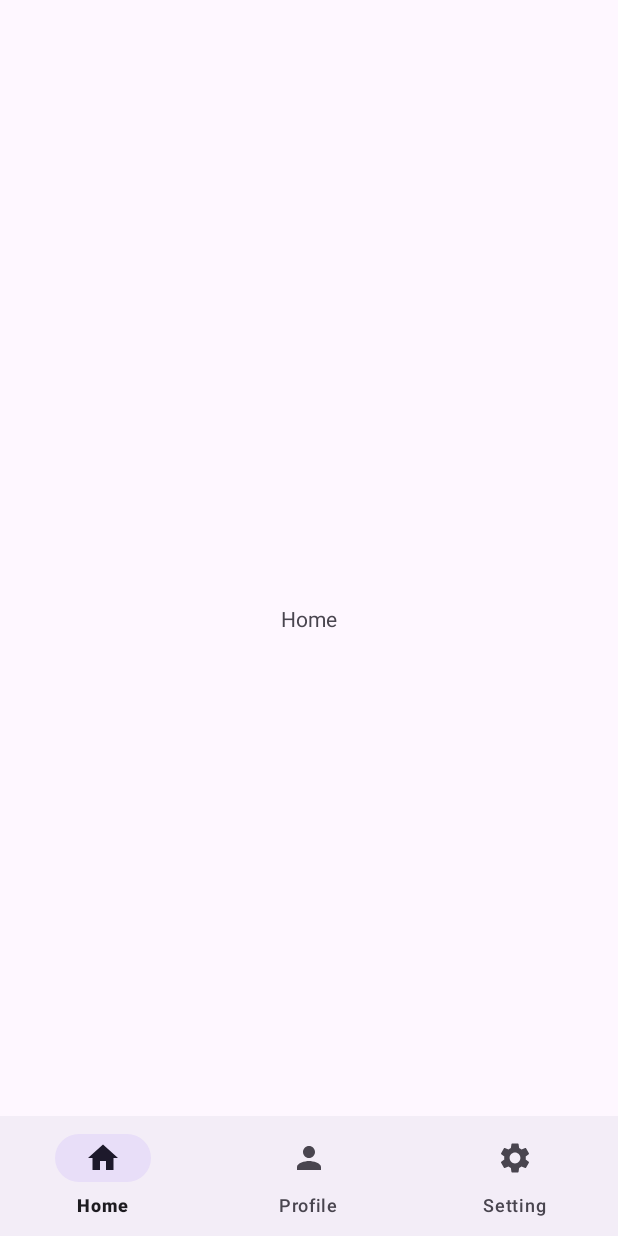
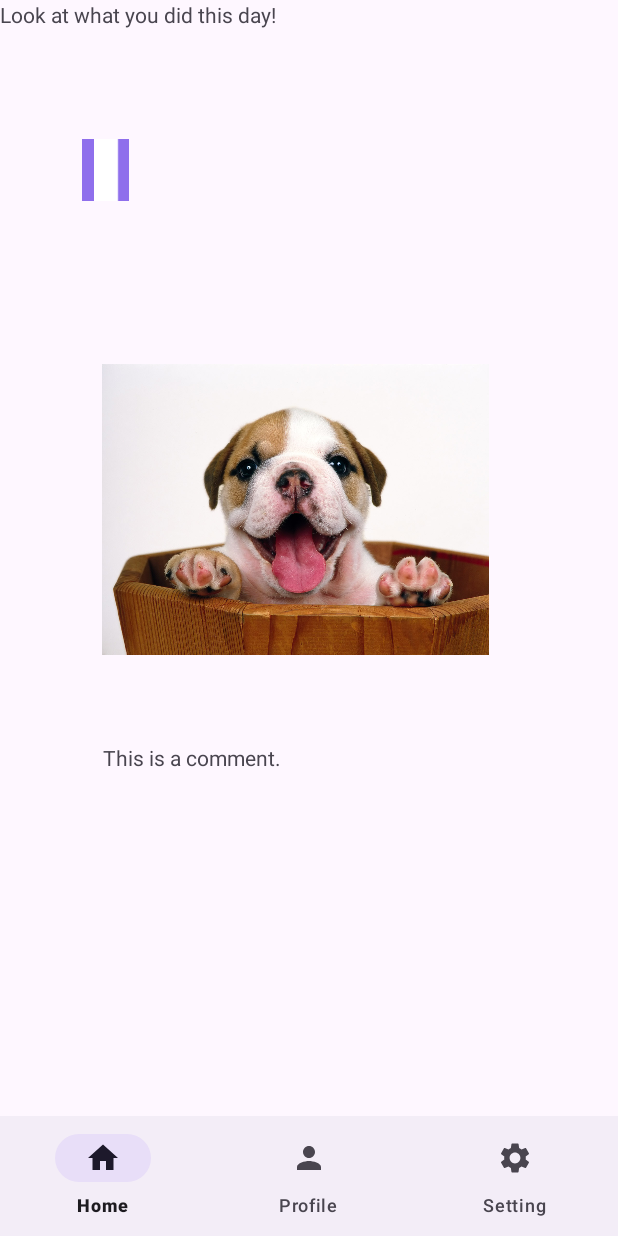
Before and after one commit to luciayn/bloom, an Android app: the screen it shows after launch (MainActivity), on a phone screen of 412 x 824 dp. Run offline under Robolectric (Android 15) with nearby library versions, the phone set to English and light mode, and no system bars; 3 statements that could not run were skipped.

Commit message:
home page 2

```diff
--- a/app/src/main/java/es/uc3m/android/navigation/HomeFragment.java
+++ b/app/src/main/java/es/uc3m/android/navigation/HomeFragment.java
@@ -20,15 +20,53 @@ import android.os.Bundle;
 import android.view.LayoutInflater;
 import android.view.View;
 import android.view.ViewGroup;
-
+import android.widget.ImageView;
+import android.widget.RelativeLayout;
+import android.widget.TextView;
+import androidx.annotation.NonNull;
+import androidx.annotation.Nullable;
 import androidx.fragment.app.Fragment;
+import java.text.DateFormat;
+import java.text.SimpleDateFormat;
+import java.util.Calendar;
+import java.util.Date;
+import java.util.Locale;
 
 public class HomeFragment extends Fragment {
 
+    @Nullable
     @Override
-    public View onCreateView(LayoutInflater inflater, ViewGroup container,
-                             Bundle savedInstanceState) {
-        return inflater.inflate(R.layout.home_fragment, container, false);
+    public View onCreateView(@NonNull LayoutInflater inflater, @Nullable ViewGroup container, @Nullable Bundle savedInstanceState) {
+        View rootView = inflater.inflate(R.layout.home_fragment, container, false);
+
+        TextView textViewDate = rootView.findViewById(R.id.text_date);
+        Date currentDate = Calendar.getInstance().getTime();
+        DateFormat dateFormat = new SimpleDateFormat("MMM dd, yyyy", Locale.getDefault());
+        String formattedDate = dateFormat.format(currentDate);
+        textViewDate.setText(formattedDate);
+
+        addContentView(rootView);
+
+        return rootView;
     }
 
+    private void addContentView(View rootView) {
+        RelativeLayout constraintLayout = rootView.findViewById(R.id.constraint_layout);
+
+        // Create and add photo
+        ImageView imageView = new ImageView(getContext());
+        imageView.setImageResource(R.drawable.photo1);
+        RelativeLayout.LayoutParams layoutParams = new RelativeLayout.LayoutParams(ViewGroup.LayoutParams.WRAP_CONTENT, ViewGroup.LayoutParams.WRAP_CONTENT);
+        layoutParams.setMargins(0, 0, 0, 0);
+        imageView.setLayoutParams(layoutParams);
+        constraintLayout.addView(imageView);
+
+        // Create and add comment
+        TextView textViewComment = new TextView(getContext());
+        textViewComment.setText("This is a comment."); // Set the comment text
+        RelativeLayout.LayoutParams layoutParamsComment = new RelativeLayout.LayoutParams(ViewGroup.LayoutParams.WRAP_CONTENT, ViewGroup.LayoutParams.WRAP_CONTENT);
+        layoutParamsComment.setMargins(0, 0, 0, 0);
+        textViewComment.setLayoutParams(layoutParamsComment);
+        constraintLayout.addView(textViewComment);
+    }
 }
--- a/app/src/main/res/layout/home_fragment.xml
+++ b/app/src/main/res/layout/home_fragment.xml
@@ -2,17 +2,62 @@
 <androidx.constraintlayout.widget.ConstraintLayout xmlns:android="http://schemas.android.com/apk/res/android"
     xmlns:app="http://schemas.android.com/apk/res-auto"
     xmlns:tools="http://schemas.android.com/tools"
+    android:id="@+id/constraint_layout"
     android:layout_width="match_parent"
     android:layout_height="match_parent"
-    tools:context=".MainActivity">
+    tools:context=".HomeFragment">
 
     <TextView
+        android:id="@+id/text_date"
+        android:layout_width="31dp"
+        android:layout_height="41dp"
+        android:background="#8F6FEC"
+        android:drawableStart="@drawable/calendar_icon"
+        android:drawablePadding="8dp"
+        android:gravity="center_vertical"
+        android:paddingStart="8dp"
+        android:paddingEnd="8dp"
+        android:textColor="@color/white"
+        android:textSize="24sp"
+        android:textStyle="bold"
+        app:layout_constraintBottom_toBottomOf="parent"
+        app:layout_constraintEnd_toEndOf="parent"
+        app:layout_constraintHorizontal_bias="0.144"
+        app:layout_constraintStart_toStartOf="parent"
+        app:layout_constraintTop_toTopOf="parent"
+        app:layout_constraintVertical_bias="0.118" />
+
+    <TextView
+        android:id="@+id/textView"
         android:layout_width="wrap_content"
         android:layout_height="wrap_content"
-        android:text="@string/home_fragment"
-        app:layout_constraintBottom_toBottomOf="parent"
-        app:layout_constraintLeft_toLeftOf="parent"
-        app:layout_constraintRight_toRightOf="parent"
+        android:text="Look at what you did this day!"
+        tools:layout_editor_absoluteX="54dp"
+        tools:layout_editor_absoluteY="141dp" />
+
+    <ImageView
+        android:id="@+id/image_photo"
+        android:layout_width="258dp"
+        android:layout_height="279dp"
+        android:layout_marginTop="200dp"
+        android:backgroundTint="#9C9C9C"
+        android:src="@drawable/photo1"
+        app:layout_constraintBottom_toTopOf="@id/text_comment"
+        app:layout_constraintEnd_toEndOf="parent"
+        app:layout_constraintHorizontal_bias="0.441"
+        app:layout_constraintStart_toStartOf="parent"
         app:layout_constraintTop_toTopOf="parent" />
 
+    <TextView
+        android:id="@+id/text_comment"
+        android:layout_width="wrap_content"
+        android:layout_height="wrap_content"
+        android:layout_marginTop="16dp"
+        android:backgroundTint="#9C9C9C"
+        android:text="This is a comment."
+        app:layout_constraintEnd_toEndOf="parent"
+        app:layout_constraintHorizontal_bias="0.235"
+        app:layout_constraintStart_toStartOf="parent"
+        app:layout_constraintTop_toBottomOf="@id/image_photo" />
+
 </androidx.constraintlayout.widget.ConstraintLayout>
```
Also changed, not shown: app/src/main/res/drawable/calendar_icon.png (added), app/src/main/res/drawable/photo1.jpg (added).
